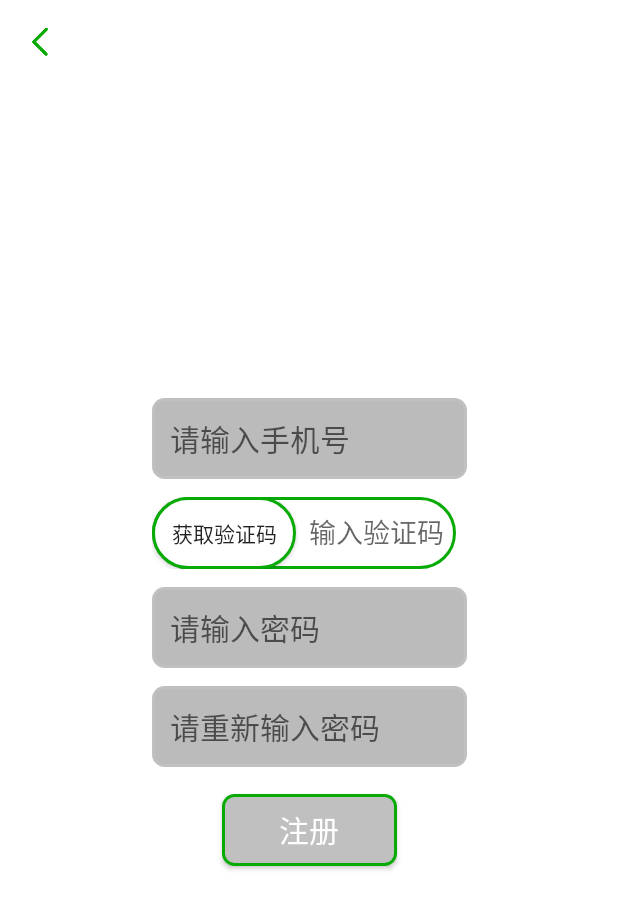
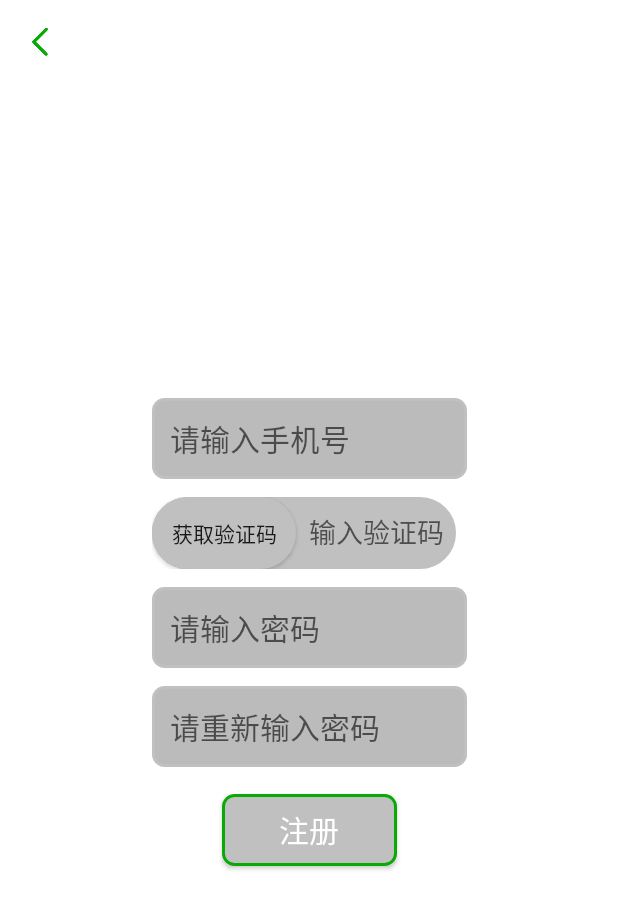
Before and after one commit to DayorNight/BLCS-kotlin, an Android app: the RegisterFragment screen opened through its navigation route, on a phone screen of 412 x 824 dp. Shown: the top 909 px of the screen. Run offline under Robolectric (Android 15) with nearby library versions, the phone set to English and light mode, and no system bars; our stand-ins replace data binding; libraries missing offline, so code that uses them is left out: net.lucode.hackware, org.jetbrains.anko; 6 statements that could not run were skipped.

Commit message:
1.注册完善

```diff
--- a/app/src/main/java/com/blcs/xxx/fragment/LoginFragment.kt
+++ b/app/src/main/java/com/blcs/xxx/fragment/LoginFragment.kt
@@ -1,9 +1,7 @@
 package com.blcs.xxx.fragment
 
-import android.text.InputType
 import android.text.TextUtils
 import android.view.View
-import android.widget.CompoundButton
 import androidx.core.widget.addTextChangedListener
 import androidx.fragment.app.Fragment
 import androidx.lifecycle.ViewModelProvider
@@ -11,11 +9,8 @@ import androidx.navigation.fragment.findNavController
 import com.blcs.common.Base.BaseFragment
 import com.blcs.common.interfaces.HandleBackInterface
 import com.blcs.common.utils.HandleBackUtil
-import com.blcs.common.utils.L
 import com.blcs.common.utils.SPUtils
-import com.blcs.common.utils.spreadFun.Verify
 import com.blcs.common.utils.spreadFun.isPassword
-import com.blcs.common.utils.spreadFun.isPhone
 import com.blcs.xxx.R
 import com.blcs.xxx.comment.Constant
 import com.blcs.xxx.databinding.FragmentLoginBinding
--- a/app/src/main/java/com/blcs/xxx/fragment/RegisterFragment.kt
+++ b/app/src/main/java/com/blcs/xxx/fragment/RegisterFragment.kt
@@ -9,6 +9,7 @@ import androidx.fragment.app.Fragment
 import androidx.navigation.fragment.findNavController
 import com.blcs.common.Base.BaseFragment
 import com.blcs.common.utils.spreadFun.isPassword
+import com.blcs.common.utils.spreadFun.isPhone
 import com.blcs.xxx.R
 import com.blcs.xxx.databinding.FragmentRegisterBinding
 import kotlinx.android.synthetic.main.fragment_login.*
@@ -29,16 +30,20 @@ class RegisterFragment : BaseFragment<FragmentRegisterBinding>(), View.OnClickLi
                     toast("手机号不能为空")
                     return
                 }
+                if (TextUtils.isEmpty(mBindLayout?.verifyCode)) {
+                    toast("验证码不能为空")
+                    return
+                }
                 if (TextUtils.isEmpty(mBindLayout?.passWord)||TextUtils.isEmpty(mBindLayout?.resPassWord)) {
                     toast("密码不能为空")
                     return
                 }
-                if (mBindLayout?.passWord.equals(mBindLayout?.resPassWord)) {
-                    toast("密码不能为空")
+                if (!mBindLayout?.passWord.equals(mBindLayout?.resPassWord)) {
+                    toast("两次密码输入不同")
                     return
                 }
                 if (!mBindLayout?.passWord!!.isPassword()) {
-                    toast("请输入6-12位由字母与数字组成的密码")
+                    toast("请输入6-12位由字母优先与数字组成的密码")
                     return
                 }
                 toast("注册成功")
@@ -47,7 +52,6 @@ class RegisterFragment : BaseFragment<FragmentRegisterBinding>(), View.OnClickLi
             R.id.iv_close -> mBindLayout?.phone = null
             R.id.btn_vertify_code -> {
                 mBindLayout?.isClick = true
-                btn_vertify_code.textColorResource = R.color.green
             }
         }
     }
@@ -58,16 +62,18 @@ class RegisterFragment : BaseFragment<FragmentRegisterBinding>(), View.OnClickLi
         mBindLayout?.click = this
         toolbar_titile.setNavigationOnClickListener{findNavController().popBackStack()}
         et_phone.addTextChangedListener {
-            iv_close.visibility = if (it?.length!! > 0) View.VISIBLE else View.GONE
-            ll_vertify.visibility = if(it?.length == 11) View.VISIBLE else View.GONE
-
+            iv_close.visibility = if (it?.length!! > 0) View.VISIBLE else View.GONE //显示 清空手机号按钮
+            mBindLayout?.isGetCode = it?.toString().isPhone() //验证码是否可点击
+//            btn_vertify_code.isSelected = it?.toString().isPhone() //改变验证码的颜色
+//            ll_vertify.isSelected = it?.toString().isPhone()
+            mBindLayout?.isClick = false
         }
 
         et_password.addTextChangedListener {
-            mBindLayout?.isClick = !TextUtils.isEmpty(mBindLayout?.resPassWord) && mBindLayout?.resPassWord!!.length > 0 && it?.length!! > 0
+            mBindLayout?.isRegister = !TextUtils.isEmpty(mBindLayout?.resPassWord) && mBindLayout?.resPassWord!!.length > 0 && it?.length!! > 0
         }
         et_reset_password.addTextChangedListener {
-            mBindLayout?.isClick = !TextUtils.isEmpty(mBindLayout?.passWord) && mBindLayout?.passWord!!.length > 0 && it?.length!! > 0
+            mBindLayout?.isRegister = !TextUtils.isEmpty(mBindLayout?.passWord) && mBindLayout?.passWord!!.length > 0 && it?.length!! > 0
         }
     }
 }
--- a/app/src/main/res/drawable/bg_green_vertify.xml
+++ b/app/src/main/res/drawable/bg_gray_vertify.xml
@@ -1,16 +1,16 @@
 <?xml version="1.0" encoding="utf-8"?>
 <selector xmlns:android="http://schemas.android.com/apk/res/android">
-    <item >
+    <item  android:state_selected="true">
         <shape android:shape="rectangle">
             <stroke android:width="2dp"  android:color="@color/green"/>
             <solid android:color="@android:color/white"/>
             <corners android:radius="30dp"/>
         </shape>
     </item>
-    <item  android:state_selected="true">
+    <item >
         <shape android:shape="rectangle">
-            <stroke android:width="2dp"  android:color="@color/green"/>
-            <solid android:color="@color/green"/>
+            <stroke android:width="2dp"  android:color="@color/gray_co"/>
+            <solid android:color="@color/gray_co"/>
             <corners android:radius="30dp" />
         </shape>
     </item>
--- a/app/src/main/res/layout/fragment_register.xml
+++ b/app/src/main/res/layout/fragment_register.xml
@@ -18,7 +18,16 @@
             name="resPassWord"
             type="String" />
         <variable
+            name="verifyCode"
+            type="String" />
+        <variable
             name="isClick"
+            type="Boolean" />
+        <variable
+            name="isGetCode"
+            type="Boolean" />
+        <variable
+            name="isRegister"
             type="Boolean" />
     </data>
     <androidx.constraintlayout.widget.ConstraintLayout
@@ -61,15 +70,20 @@
             app:layout_constraintLeft_toLeftOf="@+id/et_password"
             app:layout_constraintBottom_toTopOf="@+id/et_password"
             android:layout_marginBottom="@dimen/space_line2"
-            android:background="@drawable/bg_green_vertify">
+            android:background="@drawable/bg_gray_vertify"
+            app:select="@{isGetCode}"
+            >
+
             <Button
                 android:id="@+id/btn_vertify_code"
                 style="@style/wrap_wrap"
-                android:background="@drawable/bg_green_vertify"
+                android:background="@drawable/bg_gray_vertify"
                 android:ems="6"
+                android:clickable="@{isGetCode}"
                 android:onClick="@{click}"
                 android:text="获取验证码"
-                android:textColor="@{isClick ? @android:color/white : @color/green}" />
+                android:textColor="@{isGetCode ? @color/green : @android:color/white}"
+                app:select="@{isGetCode}"/>
 
             <EditText
                 android:id="@+id/et_code"
@@ -79,7 +93,9 @@
                 android:padding="@dimen/space_line"
                 android:gravity="center"
                 android:hint="输入验证码"
+                android:textColor="@color/green"
                 android:inputType="number"
+                android:text="@={verifyCode}"
                 android:visibility="@{isClick ? View.VISIBLE:View.GONE}"
                 android:maxLength="6" />
         </LinearLayout>
@@ -107,11 +123,12 @@
         <EditText
             android:id="@+id/et_reset_password"
             android:layout_width="0dp"
+            android:visibility="@{isClick ? View.VISIBLE:View.INVISIBLE}"
             android:layout_height="wrap_content"
             android:layout_marginTop="@dimen/space_line2"
             android:background="@drawable/bg_gray_radius"
             android:ems="7"
-            android:visibility="@{isClick ? View.VISIBLE:View.INVISIBLE}"
+
             android:hint="请重新输入密码"
             android:inputType="textPassword"
             android:maxLength="12"
@@ -137,6 +154,7 @@
             app:layout_constraintRight_toRightOf="@+id/et_reset_password"
             app:layout_constraintTop_toBottomOf="@+id/et_reset_password"
             android:layout_marginTop="@dimen/space_line3"
+            app:select="@{isRegister}"
             />
     </androidx.constraintlayout.widget.ConstraintLayout>
 </layout>
```
